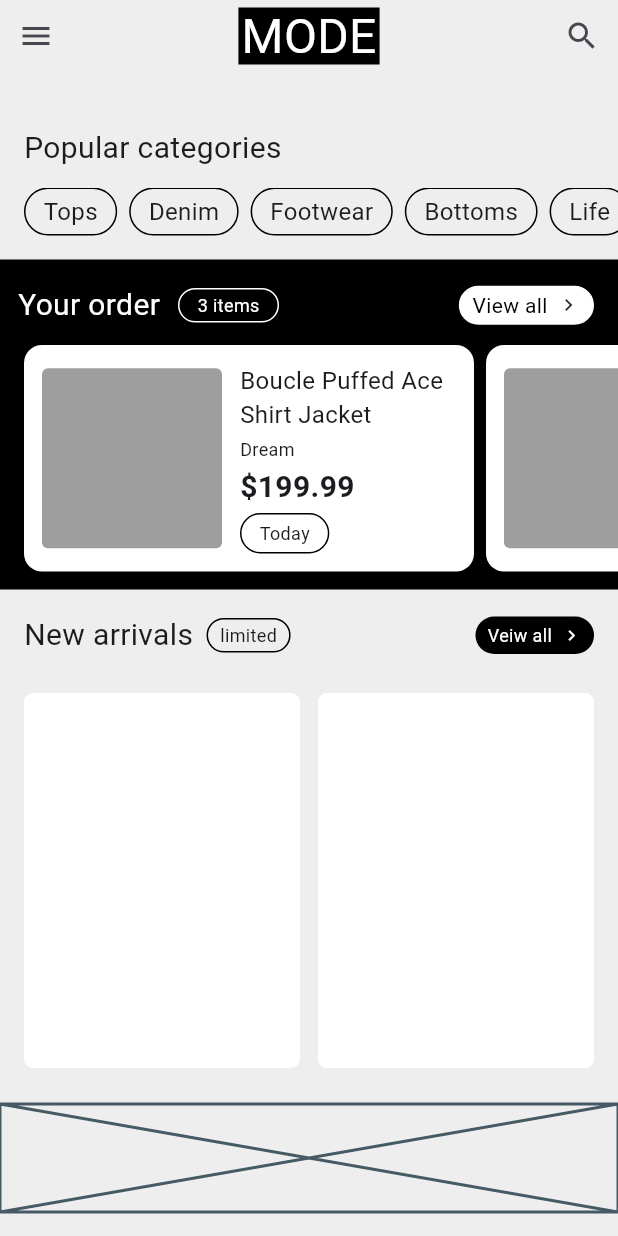
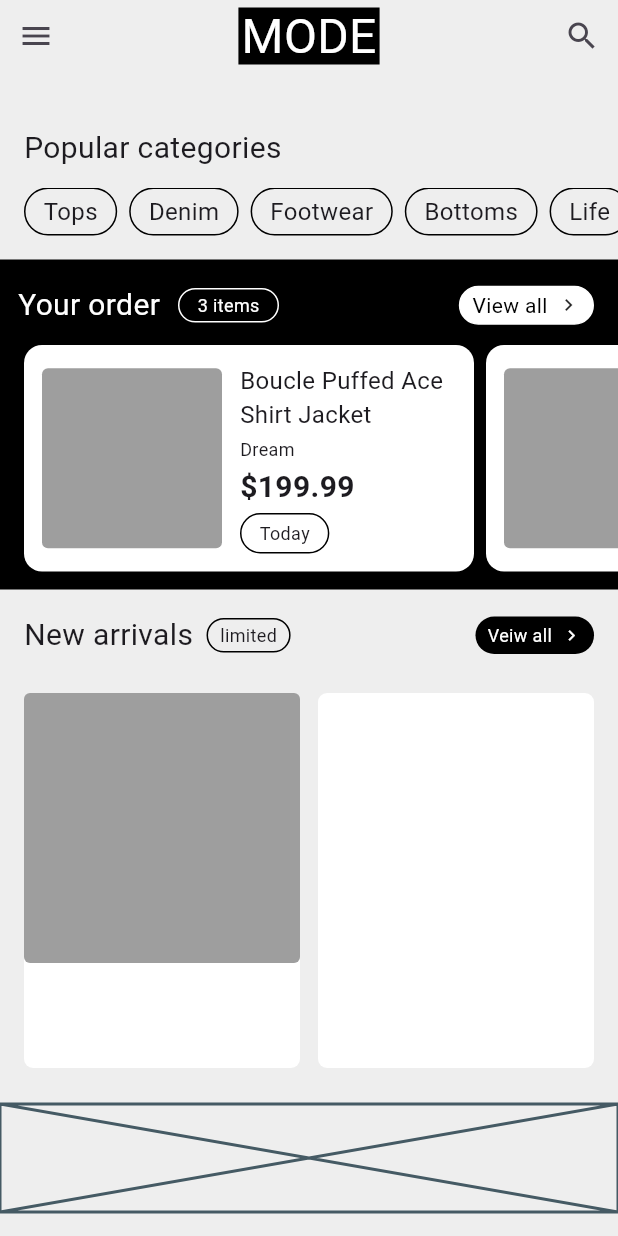
Before and after one commit to JAICHANGPARK/flutter_notebook_chapter_49, a Flutter app: the ECommerceHomePage screen opened directly, on a phone screen of 412 x 824 dp. Run offline on Flutter 3.47's test engine with Material 3 defaults, Android fonts, the phone set to English and light mode, and no system bars; our stand-ins replace gap, google_fonts; Roboto replaces fonts that are missing (Akshar).

Commit message:
Update e_commerce_home_page.dart

```diff
--- a/lib/ep2451_e_commerce_app/ui/e_commerce_home_page.dart
+++ b/lib/ep2451_e_commerce_app/ui/e_commerce_home_page.dart
@@ -274,6 +274,17 @@ class _ECommerceHomePageState extends State<ECommerceHomePage> {
                           color: Colors.white,
                           borderRadius: BorderRadius.circular(6),
                         ),
+                        child: Column(
+                          crossAxisAlignment: .start,
+                          children: [
+                            Container(
+                              height: 180,
+                              width: .infinity,
+                              decoration: BoxDecoration(color: Colors.grey,
+                                  borderRadius: BorderRadius.circular(4)),
+                            ),
+                          ],
+                        ),
                       ),
                     ),
                     Expanded(
```
